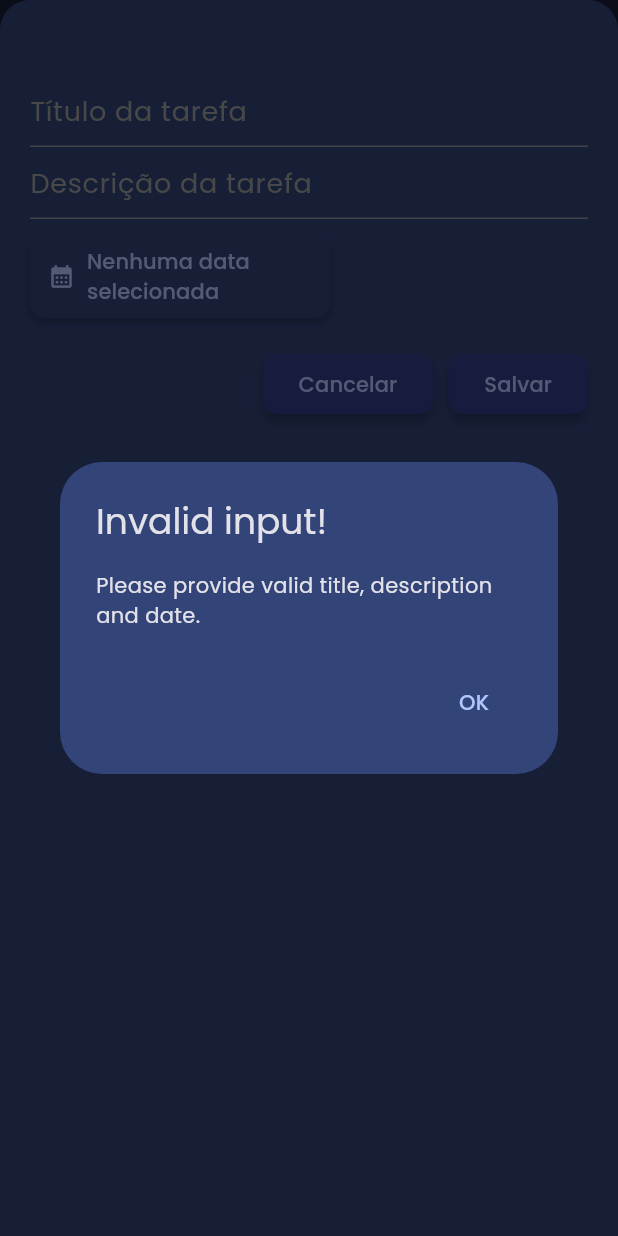
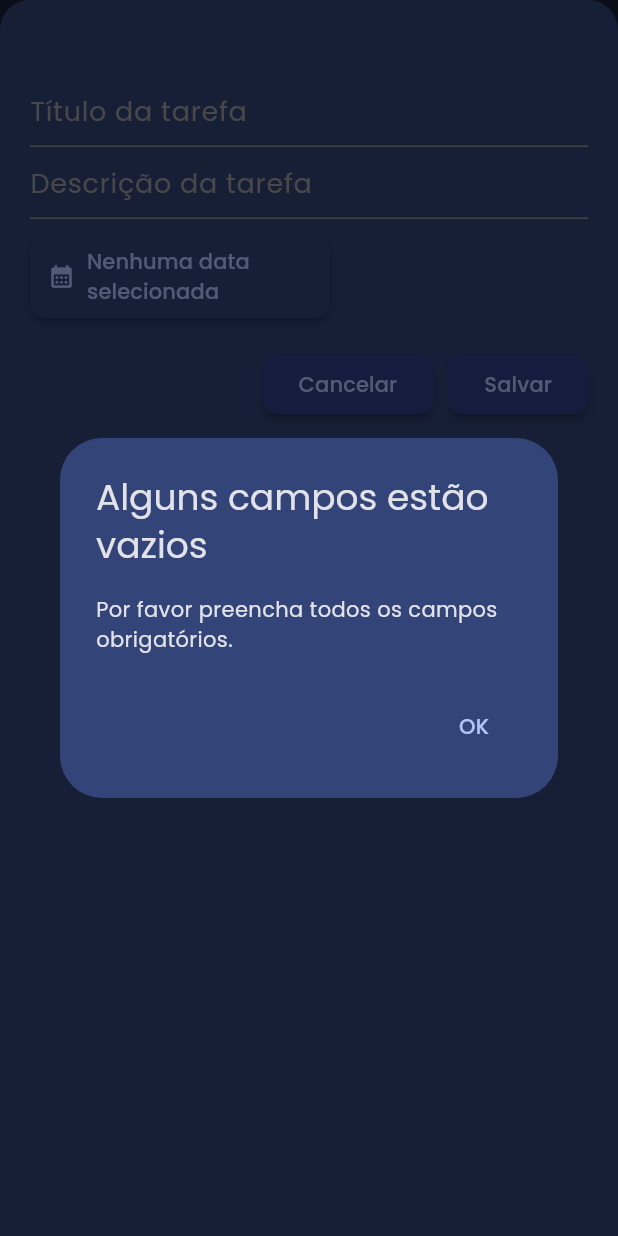
Before and after one commit to erikmiqueias/todo_list_sqlite, a Flutter app: the AddTaskModalScreen widget shown alone on an empty page, opened directly, after a tap on "Salvar", on a phone screen of 412 x 824 dp. Run offline on Flutter 3.47's test engine with Material 3 defaults, Android fonts, the phone set to English and light mode, and no system bars; our stand-ins replace flutter_riverpod, flutter_svg, sqflite; accounts and stored records are empty.

Commit message:
style: changed language to pt_br

```diff
--- a/lib/screens/add_task_modal.dart
+++ b/lib/screens/add_task_modal.dart
@@ -43,9 +43,9 @@ class _AddTaskModalScreenState extends ConsumerState<AddTaskModalScreen> {
         builder:
             (ctx) => AlertDialog(
               backgroundColor: Theme.of(context).colorScheme.primaryContainer,
-              title: const Text('Invalid input!'),
+              title: const Text('Alguns campos estão vazios'),
               content: const Text(
-                'Please provide valid title, description and date.',
+                'Por favor preencha todos os campos obrigatórios.',
               ),
               actions: [
                 TextButton(
```
